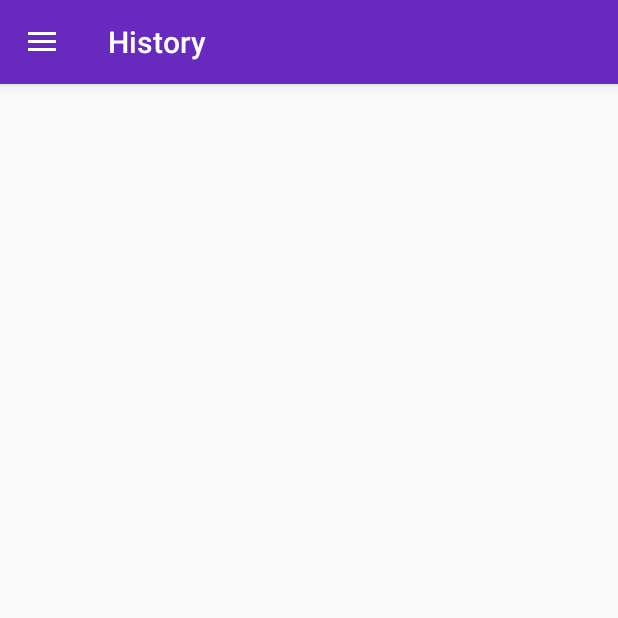
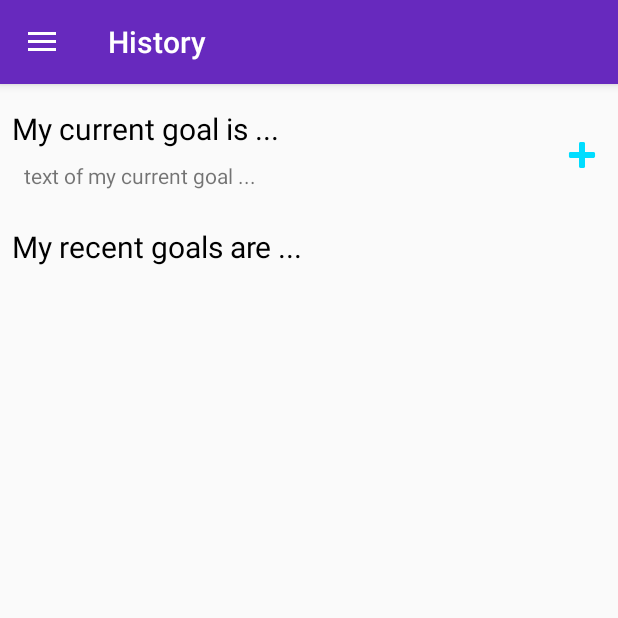
Before and after one commit to ebma/learning-companion, an Android app: the MainScreenFragment screen opened directly, with no data from a screen before it, in the side drawer, after a tap on "My Goals", on a phone screen of 412 x 824 dp, the top half of it. Run offline under Robolectric (Android 15) with nearby library versions, the phone set to English and light mode, and no system bars; our stand-ins replace Room's generated code; 4 statements that could not run were skipped.

Commit message:
add charlie text if place and goal are set; change layout of goal and place overview fragment; update headerlayout of goal overview fragment according to current goal

```diff
--- a/app/src/main/java/de/htwberlin/learningcompanion/goaloverview/GoalOverviewFragment.kt
+++ b/app/src/main/java/de/htwberlin/learningcompanion/goaloverview/GoalOverviewFragment.kt
@@ -4,12 +4,14 @@ import android.os.Bundle
 import android.view.LayoutInflater
 import android.view.View
 import android.view.ViewGroup
+import android.widget.TextView
 import androidx.fragment.app.Fragment
 import androidx.lifecycle.Observer
 import androidx.lifecycle.ViewModelProviders
 import androidx.recyclerview.widget.LinearLayoutManager
 import androidx.recyclerview.widget.RecyclerView
 import de.htwberlin.learningcompanion.R
+import de.htwberlin.learningcompanion.db.GoalRepository
 import de.htwberlin.learningcompanion.model.Goal
 import de.htwberlin.learningcompanion.setgoal.GoalNavHostFragment
 import de.htwberlin.learningcompanion.ui.GoalListAdapter
@@ -33,6 +35,7 @@ class GoalOverviewFragment : Fragment() {
                               savedInstanceState: Bundle?): View? {
         rootView = inflater.inflate(R.layout.fragment_goal_overview, container, false)
 
+        updateHeaderLayout()
         return rootView
     }
 
@@ -40,41 +43,40 @@ class GoalOverviewFragment : Fragment() {
         super.onActivityCreated(savedInstanceState)
 
         setActivityTitle(getString(R.string.title_nav_menu_history))
-//        (activity as MainActivity).supportActionBar?.title = getString(R.string.title_nav_menu_goal)
-
 
         viewModel = ViewModelProviders.of(this).get(GoalOverviewViewModel::class.java)
         viewModel.getGoals().observe(this, Observer<List<Goal>> { goals ->
             goalList.clear()
             goalList.addAll(goals)
             viewAdapter.notifyDataSetChanged()
+            updateHeaderLayout()
         })
 
         viewManager = LinearLayoutManager(context)
         viewAdapter = GoalListAdapter(goalList, activity!!.supportFragmentManager)
 
         recyclerView = rootView.findViewById<RecyclerView>(R.id.rv_goals).apply {
-            // use this setting to improve performance if you know that changes
-            // in content do not change the layout size of the RecyclerView
             setHasFixedSize(true)
-            // use a linear layout manager
             layoutManager = viewManager
-            // specify an viewAdapter (see also next example)
             adapter = viewAdapter
         }
+
         btn_new_goal.onClick {
             navigateToSetGoalFragment()
         }
+    }
 
+    private fun updateHeaderLayout() {
+        val currentGoal = GoalRepository.get(context!!).getCurrentGoal()
+        if (currentGoal != null) {
+            rootView.findViewById<TextView>(R.id.tv_current_goal_text).text = currentGoal.getGoalText()
+        }
+    }
 
-    }
     private fun navigateToSetGoalFragment() {
         val fragment = GoalNavHostFragment()
-//        var fragment: Fragment? = null
-//        R.id.nav_setgoal -> fragment = GoalNavHostFragment()
 
-        activity!!.supportFragmentManager.beginTransaction().addToBackStack(
-                "detailfragment").replace(R.id.content_main, fragment).commit()
+        activity!!.supportFragmentManager.beginTransaction().addToBackStack("detailfragment").replace(R.id.content_main, fragment).commit()
     }
 
 }
--- a/app/src/main/java/de/htwberlin/learningcompanion/mainscreen/MainScreenFragment.kt
+++ b/app/src/main/java/de/htwberlin/learningcompanion/mainscreen/MainScreenFragment.kt
@@ -93,6 +93,7 @@ class MainScreenFragment : Fragment() {
         when {
             currentGoal == null -> showSelectGoalInfoText()
             currentPlace == null -> showSelectPlaceInfoText()
+            else -> showStartLearningInfoText()
         }
     }
 
@@ -104,13 +105,19 @@ class MainScreenFragment : Fragment() {
         tvCharlieInfo.text = "Please press \"Menu\" and go to \"My places\" to set the place where you want to learn."
     }
 
+    private fun showStartLearningInfoText() {
+        tvCharlieInfo.text = "You can start your learning session by clicking on the \"Start\" Button below."
+    }
+
     private fun startSensorHandler() {
         sensorHandler.clear()
         sensorHandler.start(INTERVAL_IN_SECONDS)
+        toast("Learning session started")
     }
 
     private fun stopSensorHandler() {
         sensorHandler.stop()
+        toast("Learning session stopped")
     }
 
     private fun startEvaluation() {
@@ -135,7 +142,7 @@ class MainScreenFragment : Fragment() {
     private fun showSelectPlaceDialog() {
         alert("Please take your time and create one before starting your learning session.", "We detected that you did not yet create a place!") {
             yesButton { navigateToMyPlaceFragment() }
-            noButton { toast("Learning session aborted") }
+            noButton { }
         }.show()
     }
 
@@ -147,7 +154,7 @@ class MainScreenFragment : Fragment() {
     private fun showSelectGoalDialog() {
         alert("Please take your time and create one before starting your learning session.", "We detected that you did not yet create a goal!") {
             yesButton { navigateToGoalFragment() }
-            noButton { toast("Learning session aborted") }
+            noButton { }
         }.show()
     }
 
--- a/app/src/main/java/de/htwberlin/learningcompanion/model/Goal.kt
+++ b/app/src/main/java/de/htwberlin/learningcompanion/model/Goal.kt
@@ -17,4 +17,8 @@ data class Goal(
 
     var completed: Boolean = false
     var currentGoal: Boolean = false
+
+    fun getGoalText(): String {
+        return "${action}, ${field}, ${medium}, ${amount}"
+    }
 }
--- a/app/src/main/res/layout/fragment_goal_overview.xml
+++ b/app/src/main/res/layout/fragment_goal_overview.xml
@@ -6,15 +6,77 @@
     android:layout_height="match_parent"
     tools:context=".goaloverview.GoalOverviewFragment">
 
+    <androidx.constraintlayout.widget.ConstraintLayout
+        android:id="@+id/constraintLayout"
+        android:layout_width="match_parent"
+        android:layout_height="wrap_content">
+
+        <TextView
+            android:id="@+id/tv_current_goal_title"
+            android:layout_width="wrap_content"
+            android:layout_height="wrap_content"
+            android:layout_marginStart="8dp"
+            android:layout_marginTop="16dp"
+            android:text="My current goal is ..."
+            android:textColor="@color/black"
+            android:textSize="20sp"
+            app:layout_constraintStart_toStartOf="parent"
+            app:layout_constraintTop_toTopOf="parent" />
+
+        <TextView
+            android:id="@+id/tv_current_goal_text"
+            android:layout_width="0dp"
+            android:layout_height="wrap_content"
+            android:layout_marginStart="16dp"
+            android:layout_marginTop="8dp"
+            android:layout_marginEnd="8dp"
+            android:layout_marginBottom="16dp"
+            android:text="text of my current goal ..."
+            android:textSize="14sp"
+            app:layout_constraintBottom_toBottomOf="parent"
+            app:layout_constraintEnd_toStartOf="@+id/btn_new_goal"
+            app:layout_constraintStart_toStartOf="parent"
+            app:layout_constraintTop_toBottomOf="@+id/tv_current_goal_title" />
+
+        <ImageButton
+            android:id="@+id/btn_new_goal"
+            android:layout_width="wrap_content"
+            android:layout_height="wrap_content"
+            android:layout_marginTop="16dp"
+            android:layout_marginEnd="8dp"
+            android:layout_marginBottom="8dp"
+            android:background="@android:color/transparent"
+            android:src="@android:drawable/ic_input_add"
+            android:tint="@android:color/holo_blue_bright"
+            app:layout_constraintBottom_toBottomOf="parent"
+            app:layout_constraintEnd_toEndOf="parent"
+            app:layout_constraintTop_toTopOf="parent" />
+    </androidx.constraintlayout.widget.ConstraintLayout>
+
+    <TextView
+        android:id="@+id/textView9"
+        android:layout_width="wrap_content"
+        android:layout_height="wrap_content"
+        android:layout_marginStart="8dp"
+        android:layout_marginTop="8dp"
+        android:text="My recent goals are ..."
+        android:textColor="@color/black"
+        android:textSize="20sp"
+        app:layout_constraintStart_toStartOf="parent"
+        app:layout_constraintTop_toBottomOf="@+id/constraintLayout" />
+
     <androidx.recyclerview.widget.RecyclerView
         android:id="@+id/rv_goals"
-        android:layout_width="match_parent"
-        android:layout_height="match_parent"
+        android:layout_width="0dp"
+        android:layout_height="0dp"
+        android:layout_marginTop="8dp"
+        android:layout_marginBottom="45dp"
         android:scrollbars="vertical"
         app:layout_constraintBottom_toBottomOf="parent"
         app:layout_constraintEnd_toEndOf="parent"
-        app:layout_constraintHorizontal_bias="0.5"
+        app:layout_constraintHorizontal_bias="0.0"
         app:layout_constraintStart_toStartOf="parent"
-        app:layout_constraintTop_toTopOf="parent" />
+        app:layout_constraintTop_toBottomOf="@+id/textView9" />
+
 
 </androidx.constraintlayout.widget.ConstraintLayout>
--- a/app/src/main/res/layout/fragment_place_overview.xml
+++ b/app/src/main/res/layout/fragment_place_overview.xml
@@ -21,11 +21,13 @@
             android:layout_height="30dp"
             android:layout_marginTop="8dp"
             android:layout_marginEnd="8dp"
+            android:layout_marginBottom="8dp"
             android:background="@android:color/transparent"
             android:scaleType="fitCenter"
-            android:src="@android:drawable/ic_menu_add"
+            android:src="@android:drawable/ic_input_add"
             android:text="Create new Place"
             android:tint="@android:color/holo_blue_bright"
+            app:layout_constraintBottom_toBottomOf="parent"
             app:layout_constraintEnd_toEndOf="parent"
             app:layout_constraintTop_toTopOf="parent" />
 
@@ -36,6 +38,7 @@
             android:layout_marginStart="16dp"
             android:layout_marginTop="8dp"
             android:text="My current place is ..."
+            android:textColor="@color/textcolor_black"
             android:textSize="22sp"
             app:layout_constraintStart_toStartOf="parent"
             app:layout_constraintTop_toTopOf="parent" />
@@ -46,15 +49,13 @@
             android:layout_height="wrap_content"
             android:layout_marginStart="32dp"
             android:layout_marginTop="8dp"
-            android:layout_marginEnd="32dp"
+            android:layout_marginEnd="8dp"
             android:layout_marginBottom="16dp"
             android:text="..."
             android:textAlignment="center"
-            android:textColor="@color/textcolor_black"
             android:textSize="20sp"
             app:layout_constraintBottom_toBottomOf="parent"
-            app:layout_constraintEnd_toEndOf="parent"
-            app:layout_constraintHorizontal_bias="0.5"
+            app:layout_constraintEnd_toStartOf="@+id/btn_new_place"
             app:layout_constraintStart_toStartOf="parent"
             app:layout_constraintTop_toBottomOf="@+id/tv_current_place_header" />
     </androidx.constraintlayout.widget.ConstraintLayout>
```
